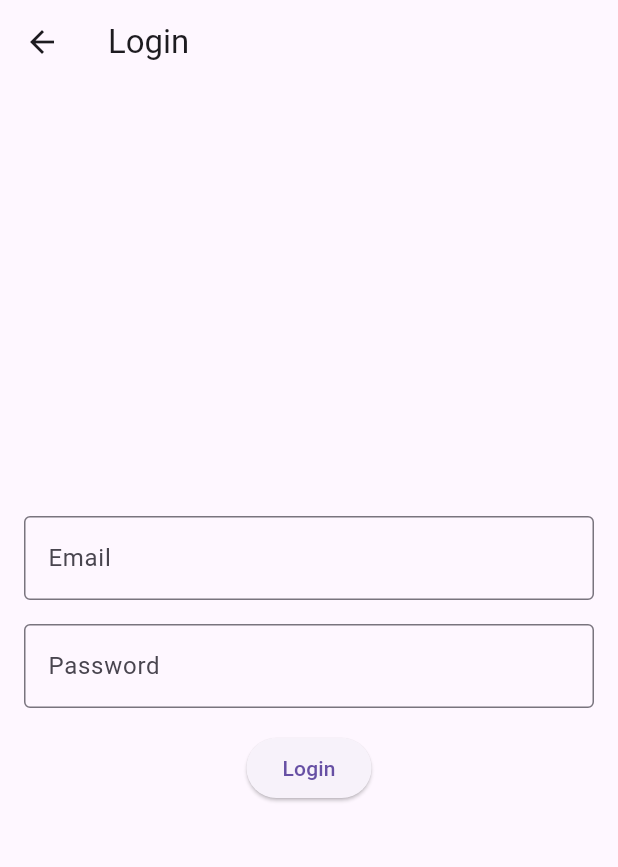
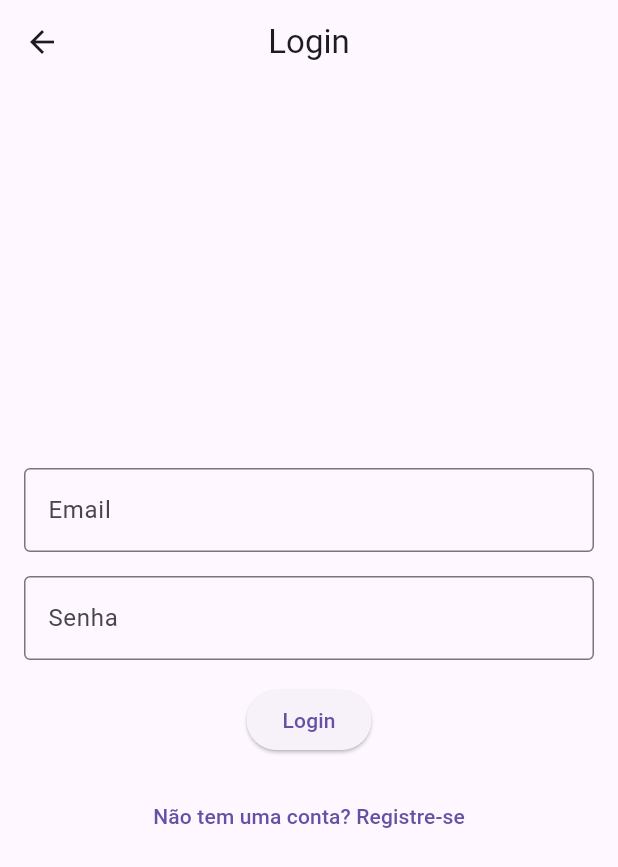
Before and after one commit to 4-ANO-COMP-IMT/vascodedagama, a Flutter app: the screen it shows after launch, after a tap on the "login" icon, on a phone screen of 412 x 824 dp. Shown: the top 867 px of the screen. Run offline on Flutter 3.47's test engine with Material 3 defaults, Android fonts, the phone set to English and light mode, and no system bars.

Commit message:
feat: criado prototipo para tela de login

```diff
--- a/frontend_flutter/lib/pages/login_page.dart
+++ b/frontend_flutter/lib/pages/login_page.dart
@@ -11,6 +11,7 @@ class LoginPage extends StatelessWidget {
     return Scaffold(
       appBar: AppBar(
         title: const Text('Login'),
+        centerTitle: true,
       ),
       body: Padding(
         padding: const EdgeInsets.all(16.0),
@@ -29,7 +30,7 @@ class LoginPage extends StatelessWidget {
             TextField(
               controller: _passwordController,
               decoration: const InputDecoration(
-                labelText: 'Password',
+                labelText: 'Senha',
                 border: OutlineInputBorder(),
               ),
               obscureText: true,
@@ -40,9 +41,17 @@ class LoginPage extends StatelessWidget {
                 // Handle login logic here
                 String email = _emailController.text;
                 String password = _passwordController.text;
-                print('Email: $email, Password: $password');
+                print('Email: $email, Senha: $password');
               },
               child: const Text('Login'),
+            ),
+            // Add a button that navigates to the register page. The button is only a clickable text
+            const SizedBox(height: 16.0),
+            TextButton(
+              onPressed: () {
+                Navigator.pushNamed(context, '/register');
+              },
+              child: const Text('Não tem uma conta? Registre-se'),
             ),
           ],
         ),
```
